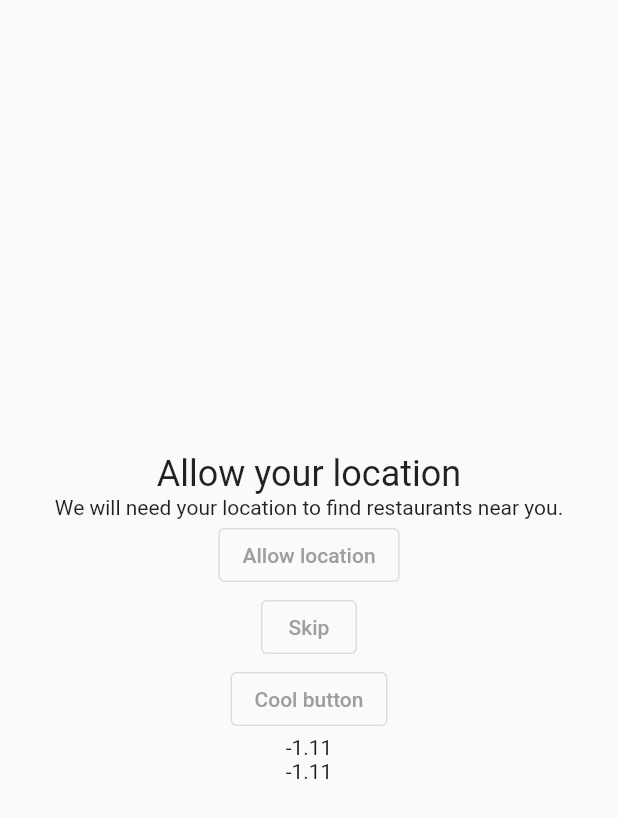
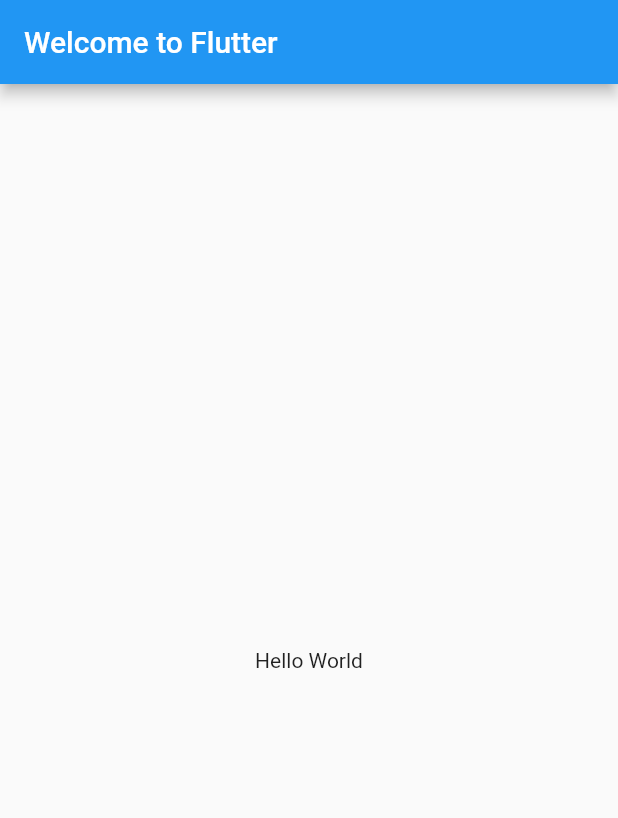
Before and after one commit to guava-food/guava-front, a Flutter app: the LocationPage screen opened by its route, after a tap on "Skip", on a phone screen of 412 x 824 dp. Shown: the top 818 px of the screen. Run offline on Flutter 3.47's test engine with Material 2 defaults, Android fonts, the phone set to English and light mode, and no system bars; our stand-ins replace geolocator; network calls fail.

Commit message:
Geocode
Geocode page scaffolding linked to button, and route in main.

Co-Authored-By: FrostyLz <78246014+FrostyLz@users.noreply.github.com>
Co-Authored-By: Leo <20881869+amouxaden@users.noreply.github.com>

```diff
--- /dev/null
+++ b/lib/geocode.dart
@@ -0,0 +1,27 @@
+import 'package:flutter/material.dart';
+
+class GeocodePage extends StatefulWidget {
+  const GeocodePage({Key? key, required this.title}) : super(key: key);
+
+  final String title;
+
+  @override
+  State<GeocodePage> createState() => _GeocodePageState();
+}
+
+class _GeocodePageState extends State<GeocodePage> {
+  @override
+  Widget build(BuildContext context) {
+    return MaterialApp(
+      title: 'Welcome to Flutter',
+      home: Scaffold(
+        appBar: AppBar(
+          title: const Text('Welcome to Flutter'),
+        ),
+        body: const Center(
+          child: Text('Hello World'),
+        ),
+      ),
+    );
+  }
+}
--- a/lib/location.dart
+++ b/lib/location.dart
@@ -1,5 +1,3 @@
-import 'dart:ffi';
-
 import 'package:flutter/material.dart';
 import 'package:geolocator/geolocator.dart';
 
@@ -86,7 +84,9 @@ class _LocationPageState extends State<LocationPage> {
             child: const Text('Allow location'),
           ),
           OutlinedButton(
-            onPressed: () {},
+            onPressed: () {
+              Navigator.pushNamed(context, '/geocode');
+            },
             child: const Text('Skip'),
           ),
           OutlinedButton(
--- a/lib/main.dart
+++ b/lib/main.dart
@@ -1,5 +1,6 @@
 import 'package:flutter/material.dart';
 import 'location.dart';
+import 'geocode.dart';
 
 void main() {
   runApp(const MyApp());
@@ -21,6 +22,10 @@ class MyApp extends StatelessWidget {
         // When navigating to the "/second" route, build the SecondScreen widget.
         '/location': (BuildContext context) => const LocationPage(
               title: "Location",
+            ),
+        // When navigating to the "/second" route, build the SecondScreen widget.
+        '/geocode': (BuildContext context) => const GeocodePage(
+              title: "Geocode",
             ),
       },
     );
```
